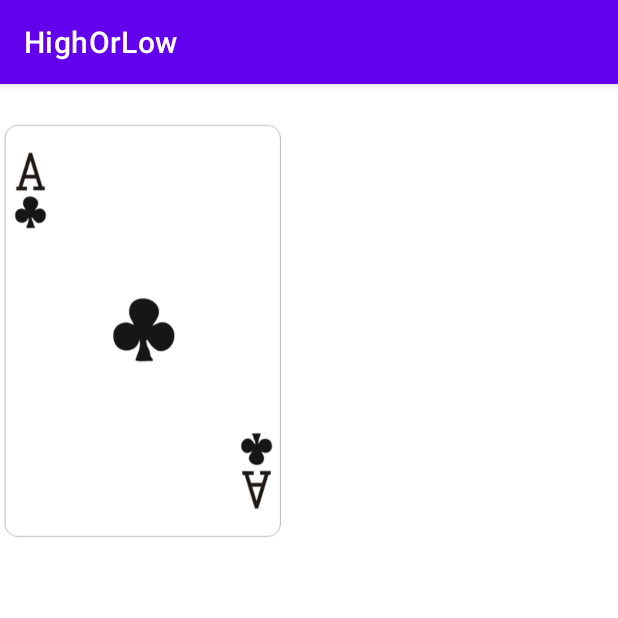
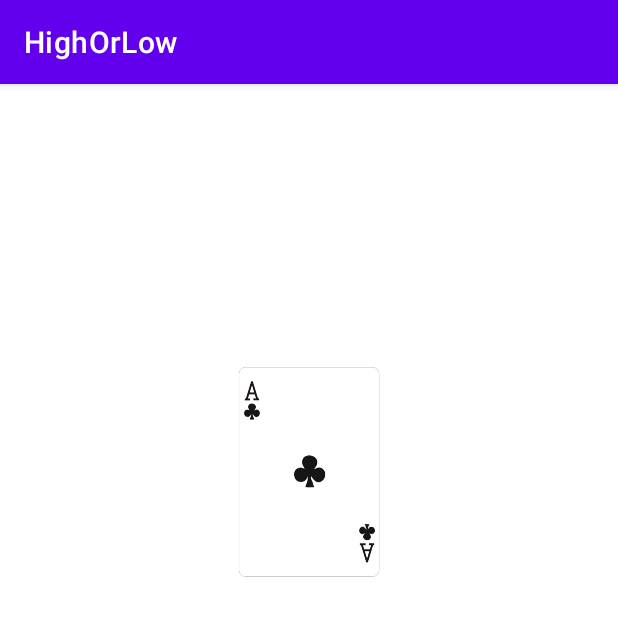
Before and after one commit to ImeAbd/HighOrLow, an Android app: the CardGameActivity screen opened directly, with no data from a screen before it, on a phone screen of 412 x 824 dp, the top half of it. Run offline under Robolectric (Android 15) with nearby library versions, the phone set to English and light mode, and no system bars; 3 statements that could not run were skipped.

Commit message:
Created Deck, Function of Deck, MuteableList, Card Class

```diff
--- /dev/null
+++ b/app/src/main/java/com/example/highorlow/Card.kt
@@ -0,0 +1,4 @@
+package com.example.highorlow
+
+class Card (var image: Int, var value: Int, var suite: String) {
+}
--- a/app/src/main/java/com/example/highorlow/CardGameActivity.kt
+++ b/app/src/main/java/com/example/highorlow/CardGameActivity.kt
@@ -1,20 +1,64 @@
 package com.example.highorlow
 
+import android.media.Image
 import androidx.appcompat.app.AppCompatActivity
 import android.os.Bundle
 import android.widget.ImageView
 import android.widget.TextView
 
 class CardGameActivity : AppCompatActivity() {
+
+    val deck = mutableListOf<Card>()
+
+
+
     override fun onCreate(savedInstanceState: Bundle?) {
         super.onCreate(savedInstanceState)
         setContentView(R.layout.activity_card_game)
 
 
+
+    createDeck()
+        deck.shuffle()
+        val currentCard = deck[1-10]
+
+        val imageView = findViewById<ImageView>()
+        imageView.setImageResource(currentCard.image)
     }
-     val imageView = findViewById<ImageView>(R.id.ImageView)
-    imageView.set
+
+
+    }
+    fun createDeck(){
 
 
 
-    }
+        val card = Card(R.drawable.club_ace, 1, "clubs")
+        val card1 = Card(R.drawable.club_two, 2, "clubs")
+        val card2 = Card(R.drawable.club_three, 3, "clubs")
+        val card3 = Card(R.drawable.club_four, 4, "clubs")
+        val card4 = Card(R.drawable.club_five, 5, "clubs")
+        val card5 = Card(R.drawable.club_six, 6, "clubs")
+        val card6 = Card(R.drawable.club_seven, 7, "clubs")
+        val card7 = Card(R.drawable.club_eight, 8, "clubs")
+        val card8 = Card(R.drawable.club_nine, 9, "clubs")
+        val card9 = Card(R.drawable.club_ten, 10, "clubs")
+        val card10 = Card(R.drawable.club_four, 10, "clubs")
+        val card11 = Card(R.drawable.club_four, 10, "clubs")
+        val card12 = Card(R.drawable.club_four, 10, "clubs")
+
+
+
+
+
+
+
+
+
+
+
+
+
+
+
+
+     }
--- a/app/src/main/java/com/example/highorlow/MainActivity.kt
+++ b/app/src/main/java/com/example/highorlow/MainActivity.kt
@@ -4,6 +4,7 @@ import android.content.Intent
 import androidx.appcompat.app.AppCompatActivity
 import android.os.Bundle
 import android.widget.Button
+import android.widget.ImageView
 import android.widget.TextView
 
 class MainActivity : AppCompatActivity() {
--- a/app/src/main/res/layout/activity_card_game.xml
+++ b/app/src/main/res/layout/activity_card_game.xml
@@ -8,10 +8,13 @@
     tools:context=".CardGameActivity">
 
   <ImageView
-      android:id="@+id/ImageView"
-      android:layout_width="191dp"
-      android:layout_height="332dp"
-      app:srcCompat="@drawable/club_ace"
-      tools:layout_editor_absoluteX="110dp"
-      tools:layout_editor_absoluteY="49dp" />
+      android:id="@+id/cardImage"
+      android:layout_width="122dp"
+      android:layout_height="144dp"
+      android:layout_marginBottom="250dp"
+      app:layout_constraintBottom_toBottomOf="parent"
+      app:layout_constraintEnd_toEndOf="parent"
+      app:layout_constraintStart_toStartOf="parent"
+      app:layout_constraintTop_toTopOf="parent"
+      app:srcCompat="@drawable/club_ace" />
 </androidx.constraintlayout.widget.ConstraintLayout>
```
Also changed, not shown: app/src/main/res/drawable/club_eight.png (added), app/src/main/res/drawable/club_five.png (added), app/src/main/res/drawable/club_four.png (added), app/src/main/res/drawable/club_jack.png (added), app/src/main/res/drawable/club_king.png (added), app/src/main/res/drawable/club_nine.png (added), app/src/main/res/drawable/club_queen.png (added), app/src/main/res/drawable/club_seven.png (added), app/src/main/res/drawable/club_six.png (added), app/src/main/res/drawable/club_ten.png (added), app/src/main/res/drawable/club_three.png (added), app/src/main/res/drawable/club_two.png (added).
